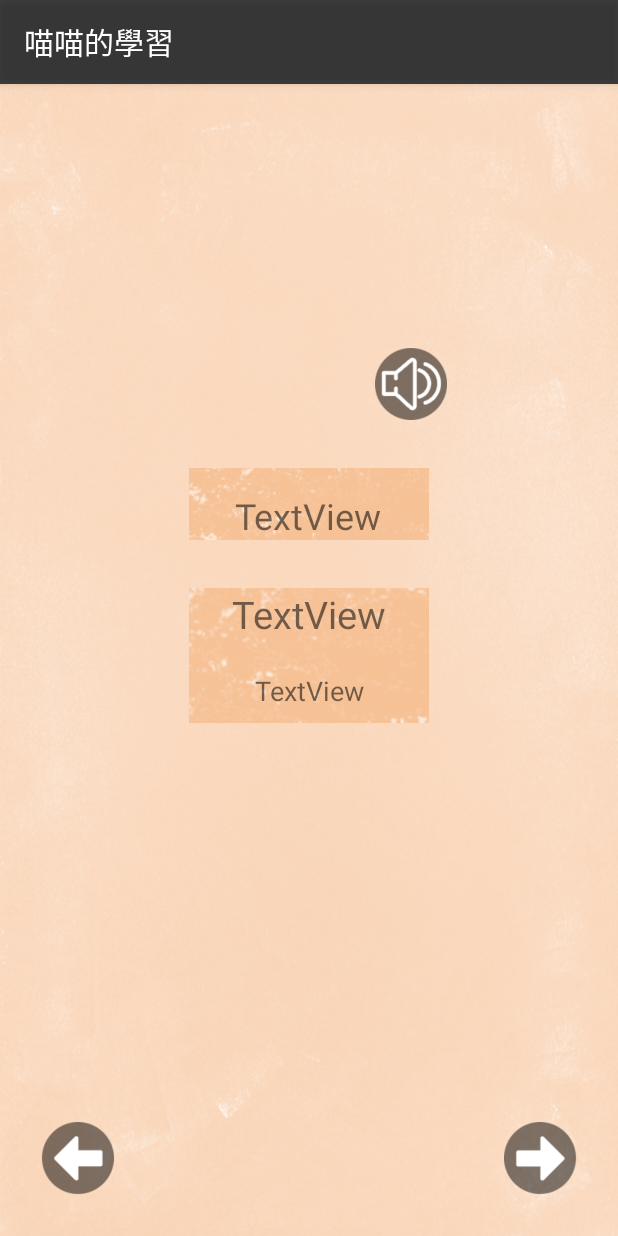
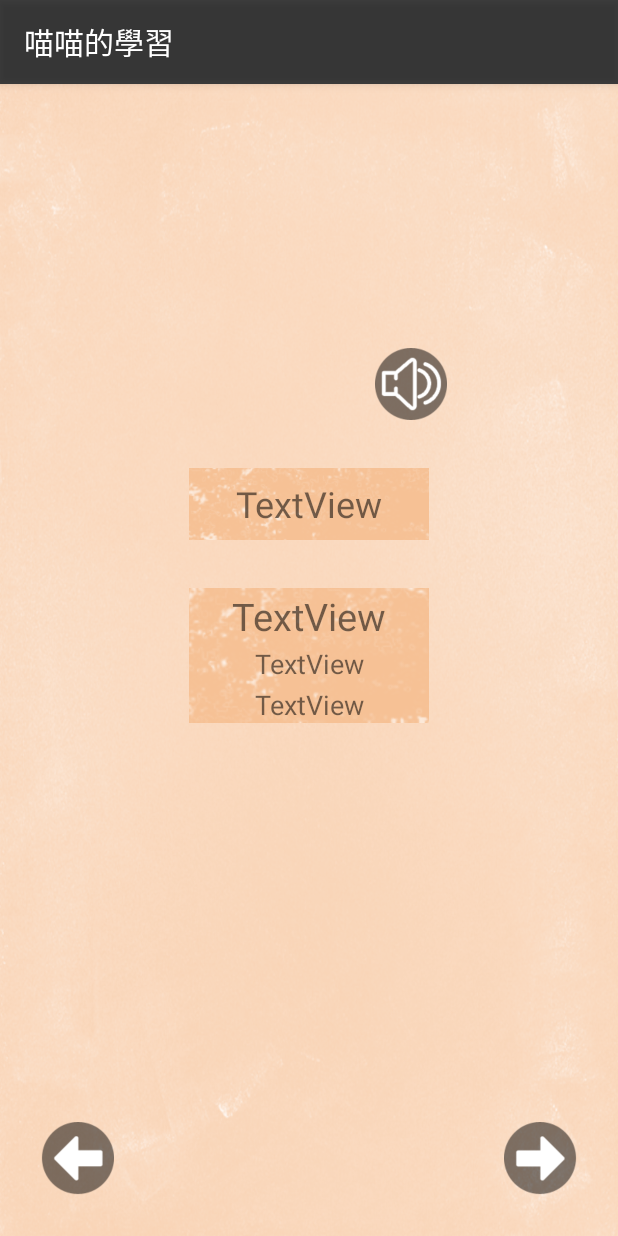
Before and after one commit to amyviviane/Text-Card, an Android app: the StudyContentActivity screen opened directly, with no data from a screen before it, after a tap on an icon or button, on a phone screen of 412 x 824 dp. Run offline under Robolectric (Android 15) with nearby library versions, the phone set to English and light mode, and no system bars; 25 statements that could not run were skipped.

Commit message:
修正學習畫面文字位置

```diff
--- a/app/build.gradle
+++ b/app/build.gradle
@@ -4,7 +4,7 @@ android {
     compileSdkVersion 24
     buildToolsVersion "24.0.2"
     defaultConfig {
-        applicationId "跟著喵喵ABC"
+        applicationId "com.example.amylilian.text_card"
         minSdkVersion 19
         targetSdkVersion 24
         versionCode 1
--- a/app/src/main/java/com/example/amylilian/text_card/StudyContentActivity.java
+++ b/app/src/main/java/com/example/amylilian/text_card/StudyContentActivity.java
@@ -8,7 +8,6 @@ import android.media.MediaPlayer;
 import android.os.CountDownTimer;
 import android.support.v7.app.AppCompatActivity;
 import android.os.Bundle;
-import android.util.Log;
 import android.view.View;
 import android.widget.ImageButton;
 import android.widget.ImageView;
@@ -16,7 +15,6 @@ import android.widget.TextView;
 
 import java.io.File;
 import java.io.FileOutputStream;
-import java.io.IOException;
 import java.io.InputStream;
 
 import static com.example.amylilian.text_card.DBColumns.BeginTime;
@@ -25,7 +23,6 @@ import static com.example.amylilian.text_card.DBColumns.EndTime;
 import static com.example.amylilian.text_card.DBColumns.ID;
 import static com.example.amylilian.text_card.DBColumns.IMG;
 import static com.example.amylilian.text_card.DBColumns.ORG;
-import static com.example.amylilian.text_card.DBColumns.TRL;
 import static com.example.amylilian.text_card.DBColumns.Table_Name;
 
 
@@ -38,6 +35,7 @@ public class StudyContentActivity extends AppCompatActivity {
     ImageView img;
     TextView text2;
     TextView text3;
+    TextView text4;
 
 
     //add intent
@@ -83,7 +81,8 @@ public class StudyContentActivity extends AppCompatActivity {
         text1 = (TextView) findViewById(R.id.text1View_studyfirst);
         img = (ImageView) findViewById(R.id.imageView2);
         text2 = (TextView) findViewById(R.id.textView_chinese);
-        text3 = (TextView) findViewById(R.id.textView28);
+        text3 = (TextView) findViewById(R.id.ex0);
+        text4 = (TextView) findViewById(R.id.ex1);
 
         //get bundle
         Bundle extras = getIntent().getExtras();
@@ -144,8 +143,24 @@ public class StudyContentActivity extends AppCompatActivity {
         text1.setText(text_array[0]);
         //set org
         text2.setText(or[0]);
+        //切割拼音
+        String[] es = ex[0].split("]");
         //set ext
-        text3.setText(ex[0]);
+        text3.setText(es[0]+"]");
+        text4.setText(es[1]+"]");
+        //防止字數過多
+        if(text_array[0].length() > 13) {
+            text1.setTextSize(18);
+        }
+        if(es[0].length() > 11) {
+            text3.setTextSize(14);
+        }
+        if(es[1].length() > 15) {
+            text4.setTextSize(14);
+        }
+        if(es[1].length() > 17) {
+            text4.setTextSize(12);
+        }
         //set img
         String str = im[count].toLowerCase(); //將取出的圖檔名轉小寫
         Context con = getApplicationContext();
--- a/app/src/main/java/com/example/amylilian/text_card/StudyContentMiddleActivity.java
+++ b/app/src/main/java/com/example/amylilian/text_card/StudyContentMiddleActivity.java
@@ -19,6 +19,7 @@ public class StudyContentMiddleActivity extends AppCompatActivity {
     TextView text1;
     TextView text2;
     TextView text3;
+    TextView text4;
     ImageView img1;
     private MediaPlayer mediaPlayer;
     private int starttime;
@@ -39,7 +40,8 @@ public class StudyContentMiddleActivity extends AppCompatActivity {
         next_botton = (ImageButton) findViewById(R.id.nextpageButton_studymiddle);
         text1 = (TextView) findViewById(R.id.text1View_studymiddle);
         text2 = (TextView) findViewById(R.id.textView29);
-        text3 = (TextView) findViewById(R.id.textView31);
+        text3 = (TextView) findViewById(R.id.ex0);
+        text4 = (TextView) findViewById(R.id.ex1);
         img1 = (ImageView) findViewById(R.id.imageView2);
 
         //get temply text string
@@ -66,8 +68,24 @@ public class StudyContentMiddleActivity extends AppCompatActivity {
         text1.setText(text_array[count]);
         //set org
         text2.setText(org[count]);
+        //切割拼音
+        String[] es = ext[count].split("]");
         //set ext
-        text3.setText(ext[count]);
+        text3.setText(es[0]+"]");
+        text4.setText(es[1]+"]");
+        //防止字數過多
+        if(text_array[count].length() > 13) {
+            text1.setTextSize(18);
+        }
+        if(es[0].length() > 11) {
+            text3.setTextSize(14);
+        }
+        if(es[1].length() > 15) {
+            text4.setTextSize(14);
+        }
+        if(es[1].length() > 17) {
+            text4.setTextSize(12);
+        }
         //set img
         String str = img[count].toLowerCase(); //將取出的圖檔名轉小寫
         Context con = getApplicationContext();
--- a/app/src/main/res/layout/activity_splash.xml
+++ b/app/src/main/res/layout/activity_splash.xml
@@ -35,6 +35,6 @@
         android:layout_below="@+id/imageView23"
         android:layout_centerHorizontal="true"
         android:layout_marginTop="26dp"
-        android:id="@+id/textView28"
+        android:id="@+id/ex0"
         android:textSize="24sp" />
 </RelativeLayout>
--- a/app/src/main/res/layout/activity_study_content_middle.xml
+++ b/app/src/main/res/layout/activity_study_content_middle.xml
@@ -80,8 +80,12 @@
         android:layout_height="wrap_content"
         android:id="@+id/text1View_studymiddle"
         android:textSize="24sp"
+        android:textAlignment="center"
+        android:gravity="center"
         android:layout_above="@+id/imageView4"
-        android:layout_centerHorizontal="true" />
+        android:layout_alignTop="@+id/imageView3"
+        android:layout_alignStart="@+id/imageView3"
+        android:layout_alignEnd="@+id/imageView3" />
 
     <TextView
         android:text="TextView"
@@ -92,18 +96,31 @@
         android:textAlignment="center"
         android:layout_alignStart="@+id/imageView4"
         android:layout_alignTop="@+id/imageView4"
+        android:layout_alignEnd="@+id/imageView4"
+        android:layout_above="@+id/ex0"
+        android:gravity="center"/>
+
+    <TextView
+        android:text="TextView"
+        android:layout_width="wrap_content"
+        android:layout_height="wrap_content"
+        android:id="@+id/ex0"
+        android:textSize="18sp"
+        android:textAlignment="center"
+        android:layout_marginBottom="27dp"
+        android:layout_alignBottom="@+id/imageView4"
+        android:layout_alignStart="@+id/imageView4"
         android:layout_alignEnd="@+id/imageView4" />
 
     <TextView
         android:text="TextView"
         android:layout_width="wrap_content"
         android:layout_height="wrap_content"
-        android:id="@+id/textView31"
+        android:id="@+id/ex1"
         android:textSize="18sp"
-        android:textAlignment="center"
-        android:layout_below="@+id/textView29"
+        android:layout_alignBottom="@+id/imageView4"
+        android:layout_alignEnd="@+id/imageView4"
         android:layout_alignStart="@+id/imageView4"
-        android:layout_marginTop="21dp"
-        android:layout_alignEnd="@+id/imageView4" />
+        android:textAlignment="center" />
 
 </RelativeLayout>
```
Also changed, not shown: app/src/main/java/com/example/amylilian/text_card/StudyActivity.java (+3 -4 lines), app/src/main/java/com/example/amylilian/text_card/StudyContentEndActivity.java (+19 -3 lines), app/src/main/res/layout/activity_study.xml (+12 -13 lines), app/src/main/res/layout/activity_study_content.xml (+30 -15 lines), app/src/main/res/layout/activity_study_content_end.xml (+22 -6 lines), app/src/main/res/drawable/icon.png (added).
